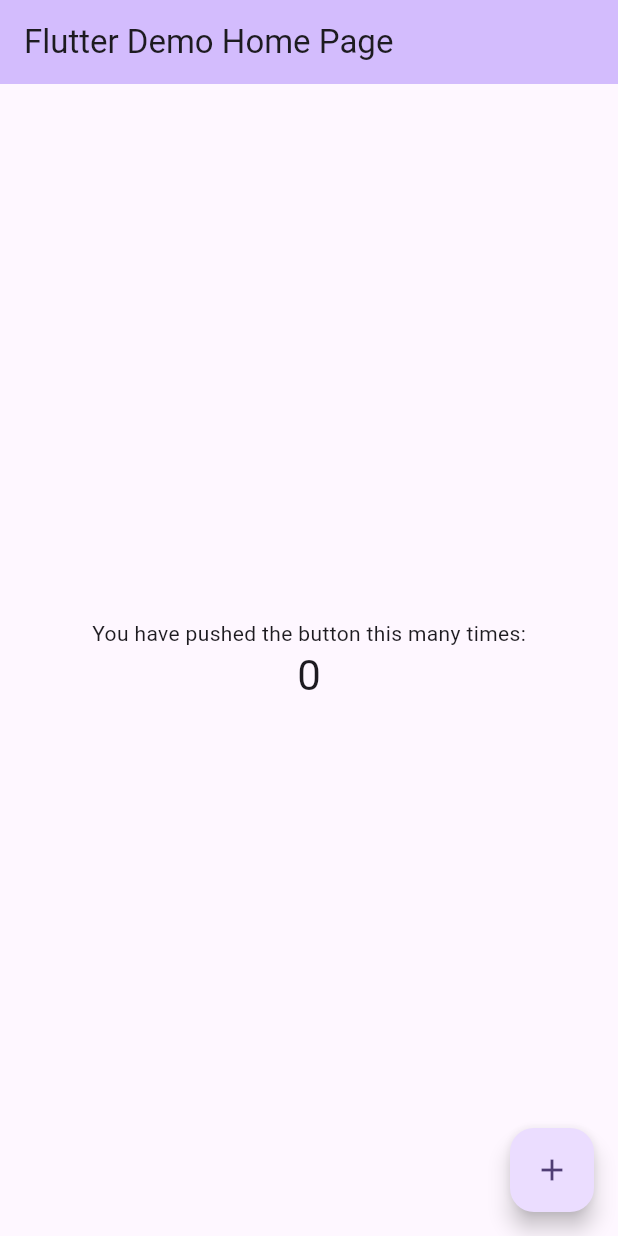
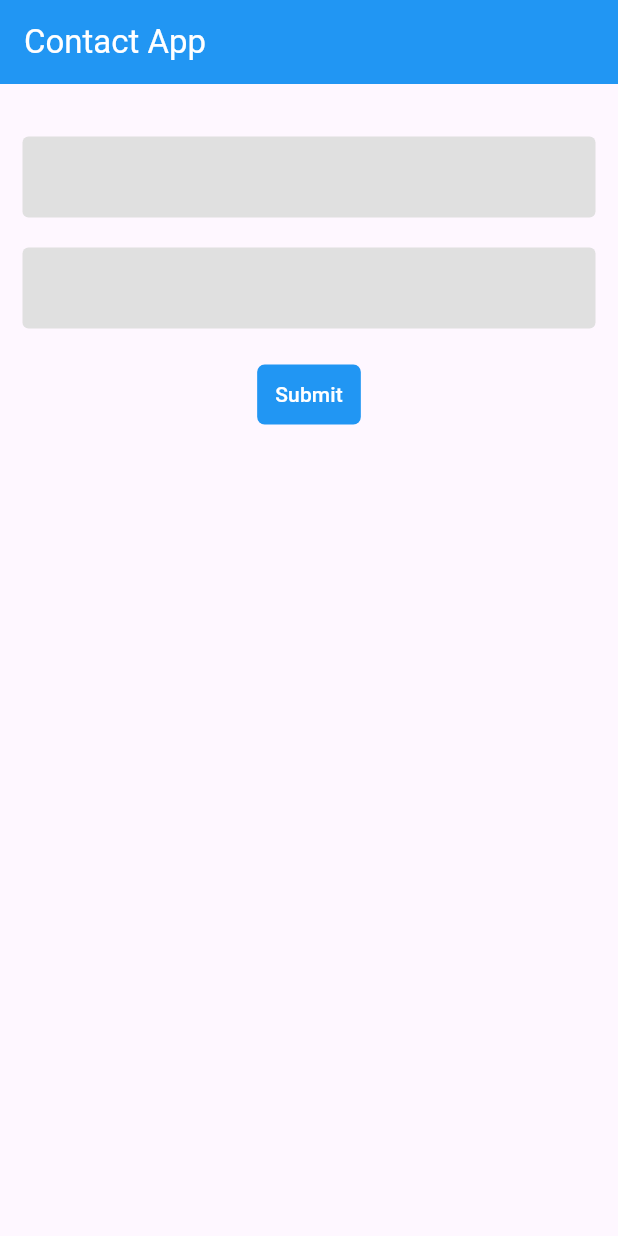
Before and after one commit to Arunachalam-D/Flutter-Crud-, a Flutter app: the screen it shows after launch, on a phone screen of 412 x 824 dp. Run offline on Flutter 3.47's test engine with Material 3 defaults, Android fonts, the light colour scheme and no system bars.

Commit message:
Project completed

```diff
--- /dev/null
+++ b/crud_contact_app/lib/domain/models/contact.dart
@@ -0,0 +1,5 @@
+class Contacts{
+   String name;
+   String number;
+   Contacts({required this.name,required this.number});
+}
--- a/crud_contact_app/lib/main.dart
+++ b/crud_contact_app/lib/main.dart
@@ -1,125 +1,22 @@
+import 'package:crud_contact_app/presentation/pages/home_page.dart';
 import 'package:flutter/material.dart';
 
-void main() {
+void main(){
   runApp(const MyApp());
 }
 
 class MyApp extends StatelessWidget {
   const MyApp({super.key});
 
-  // This widget is the root of your application.
   @override
   Widget build(BuildContext context) {
-    return MaterialApp(
-      title: 'Flutter Demo',
+    return  MaterialApp(
+      title: "Contact App",
       theme: ThemeData(
-        // This is the theme of your application.
-        //
-        // TRY THIS: Try running your application with "flutter run". You'll see
-        // the application has a purple toolbar. Then, without quitting the app,
-        // try changing the seedColor in the colorScheme below to Colors.green
-        // and then invoke "hot reload" (save your changes or press the "hot
-        // reload" button in a Flutter-supported IDE, or press "r" if you used
-        // the command line to start the app).
-        //
-        // Notice that the counter didn't reset back to zero; the application
-        // state is not lost during the reload. To reset the state, use hot
-        // restart instead.
-        //
-        // This works for code too, not just values: Most code changes can be
-        // tested with just a hot reload.
-        colorScheme: ColorScheme.fromSeed(seedColor: Colors.deepPurple),
-        useMaterial3: true,
+        primarySwatch: Colors.orange
       ),
-      home: const MyHomePage(title: 'Flutter Demo Home Page'),
+      debugShowCheckedModeBanner: false,
+      home: const HomePage(),
     );
   }
 }
-
-class MyHomePage extends StatefulWidget {
-  const MyHomePage({super.key, required this.title});
-
-  // This widget is the home page of your application. It is stateful, meaning
-  // that it has a State object (defined below) that contains fields that affect
-  // how it looks.
-
-  // This class is the configuration for the state. It holds the values (in this
-  // case the title) provided by the parent (in this case the App widget) and
-  // used by the build method of the State. Fields in a Widget subclass are
-  // always marked "final".
-
-  final String title;
-
-  @override
-  State<MyHomePage> createState() => _MyHomePageState();
-}
-
-class _MyHomePageState extends State<MyHomePage> {
-  int _counter = 0;
-
-  void _incrementCounter() {
-    setState(() {
-      // This call to setState tells the Flutter framework that something has
-      // changed in this State, which causes it to rerun the build method below
-      // so that the display can reflect the updated values. If we changed
-      // _counter without calling setState(), then the build method would not be
-      // called again, and so nothing would appear to happen.
-      _counter++;
-    });
-  }
-
-  @override
-  Widget build(BuildContext context) {
-    // This method is rerun every time setState is called, for instance as done
-    // by the _incrementCounter method above.
-    //
-    // The Flutter framework has been optimized to make rerunning build methods
-    // fast, so that you can just rebuild anything that needs updating rather
-    // than having to individually change instances of widgets.
-    return Scaffold(
-      appBar: AppBar(
-        // TRY THIS: Try changing the color here to a specific color (to
-        // Colors.amber, perhaps?) and trigger a hot reload to see the AppBar
-        // change color while the other colors stay the same.
-        backgroundColor: Theme.of(context).colorScheme.inversePrimary,
-        // Here we take the value from the MyHomePage object that was created by
-        // the App.build method, and use it to set our appbar title.
-        title: Text(widget.title),
-      ),
-      body: Center(
-        // Center is a layout widget. It takes a single child and positions it
-        // in the middle of the parent.
-        child: Column(
-          // Column is also a layout widget. It takes a list of children and
-          // arranges them vertically. By default, it sizes itself to fit its
-          // children horizontally, and tries to be as tall as its parent.
-          //
-          // Column has various properties to control how it sizes itself and
-          // how it positions its children. Here we use mainAxisAlignment to
-          // center the children vertically; the main axis here is the vertical
-          // axis because Columns are vertical (the cross axis would be
-          // horizontal).
-          //
-          // TRY THIS: Invoke "debug painting" (choose the "Toggle Debug Paint"
-          // action in the IDE, or press "p" in the console), to see the
-          // wireframe for each widget.
-          mainAxisAlignment: MainAxisAlignment.center,
-          children: <Widget>[
-            const Text(
-              'You have pushed the button this many times:',
-            ),
-            Text(
-              '$_counter',
-              style: Theme.of(context).textTheme.headlineMedium,
-            ),
-          ],
-        ),
-      ),
-      floatingActionButton: FloatingActionButton(
-        onPressed: _incrementCounter,
-        tooltip: 'Increment',
-        child: const Icon(Icons.add),
-      ), // This trailing comma makes auto-formatting nicer for build methods.
-    );
-  }
-}
--- /dev/null
+++ b/crud_contact_app/lib/presentation/pages/home_page.dart
@@ -0,0 +1,147 @@
+import 'package:crud_contact_app/domain/models/contact.dart';
+import 'package:flutter/material.dart';
+
+class HomePage extends StatefulWidget {
+  const HomePage({super.key});
+
+  @override
+  State<HomePage> createState() => _HomePageState();
+}
+
+class _HomePageState extends State<HomePage> {
+
+  TextEditingController nameController = TextEditingController();
+  TextEditingController emailController = TextEditingController();
+  List<Contacts> contacts = List.empty(growable: true);
+
+  int selectedIndex = -1;
+
+  @override
+  Widget build(BuildContext context) {
+    return Scaffold(
+      appBar: AppBar(
+        title: const Text("Contact App",style: TextStyle(color: Colors.white),),
+        backgroundColor: Colors.blue,
+      ),
+      body: Padding(
+        padding: const EdgeInsets.all(15.0),
+        child: Column(
+          children: [
+            const SizedBox(height: 20,),
+            TextFormField(
+
+              controller: nameController,
+              decoration:  InputDecoration(
+                contentPadding: const EdgeInsets.all(15),
+                fillColor: Colors.grey[300],
+                filled: true,
+                enabledBorder: const OutlineInputBorder(
+                  borderSide: BorderSide(
+                    color: Colors.transparent
+                  )
+                ),
+                focusedBorder: const OutlineInputBorder(
+                  borderSide: BorderSide(
+                      color: Colors.transparent
+                  ),
+
+                ),
+              ),
+
+            ),
+            const SizedBox(height: 20,),
+            TextFormField(
+              controller: emailController,
+
+              decoration:  InputDecoration(
+                fillColor: Colors.grey[300],
+                  contentPadding: const EdgeInsets.all(15),
+                filled: true,
+                enabledBorder: const OutlineInputBorder(
+                  borderSide: BorderSide(
+                    color: Colors.transparent
+                  ),
+
+                ),
+                focusedBorder: const OutlineInputBorder(
+                  borderSide: BorderSide(
+                      color: Colors.transparent
+                  ),
+
+                ),
+              ),
+            ),
+            const SizedBox(height: 20,),
+            TextButton(onPressed: (){
+              String name = nameController.text.trim();
+              String email = emailController.text.trim();
+              if(name.isNotEmpty && email.isNotEmpty){
+                if(selectedIndex == -1){
+                setState(() {
+                  nameController.text = '';
+                  emailController.text = '';
+                    contacts.add(Contacts(name: name, number: email));
+                });}
+                else{
+                  setState(() {
+                    nameController.text = '';
+                    emailController.text = '';
+                    contacts[selectedIndex].name = name;
+                    contacts[selectedIndex].number = email;
+                    selectedIndex =-1;
+                  });
+                }
+              }
+
+            },style: TextButton.styleFrom(
+              backgroundColor: Colors.blue,shape: RoundedRectangleBorder(
+              borderRadius: BorderRadius.circular(5)
+            )
+            ), child: const Text("Submit",style: TextStyle(color: Colors.white),),),
+            const SizedBox(height: 20,),
+            Expanded(child: ListView.builder(itemCount: contacts.length,itemBuilder: (context,index)=> getList(index)))
+
+          ],
+        ),
+      ),
+    );
+  }
+
+  Widget getList(int index) {
+    return Card(
+      color: Colors.blue[100],
+      child: ListTile(
+        leading: CircleAvatar(
+          backgroundColor: (index % 2 == 0) ? Colors.orangeAccent : Colors.redAccent,
+          child: Text(contacts[index].name[0]),
+        ),
+        title: Column(
+          crossAxisAlignment: CrossAxisAlignment.start,
+          children: [
+            Text(contacts[index].name),
+            Text(contacts[index].number),
+          ],
+        ),
+        trailing: SizedBox(
+          width: 100,
+          child: Row(
+            children: [
+              IconButton(onPressed: (){
+                setState(() {
+                  nameController.text = contacts[index].name;
+                  emailController.text = contacts[index].number;
+                  selectedIndex = index;
+                });
+              }, icon: const Icon(Icons.edit,color: Colors.green,)),
+              IconButton(onPressed: (){
+                setState(() {
+                  contacts.removeAt(index);
+                });
+              }, icon: const Icon(Icons.delete,color: Colors.red,)),
+            ],
+          ),
+        ),
+      ),
+    );
+  }
+}
```
